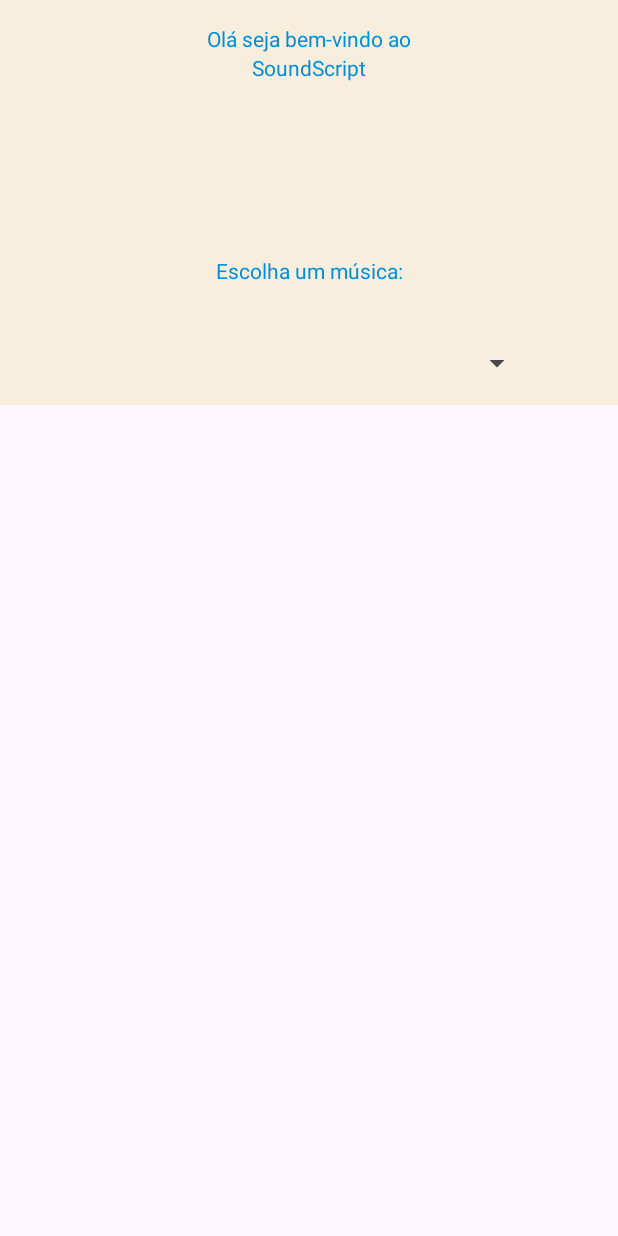
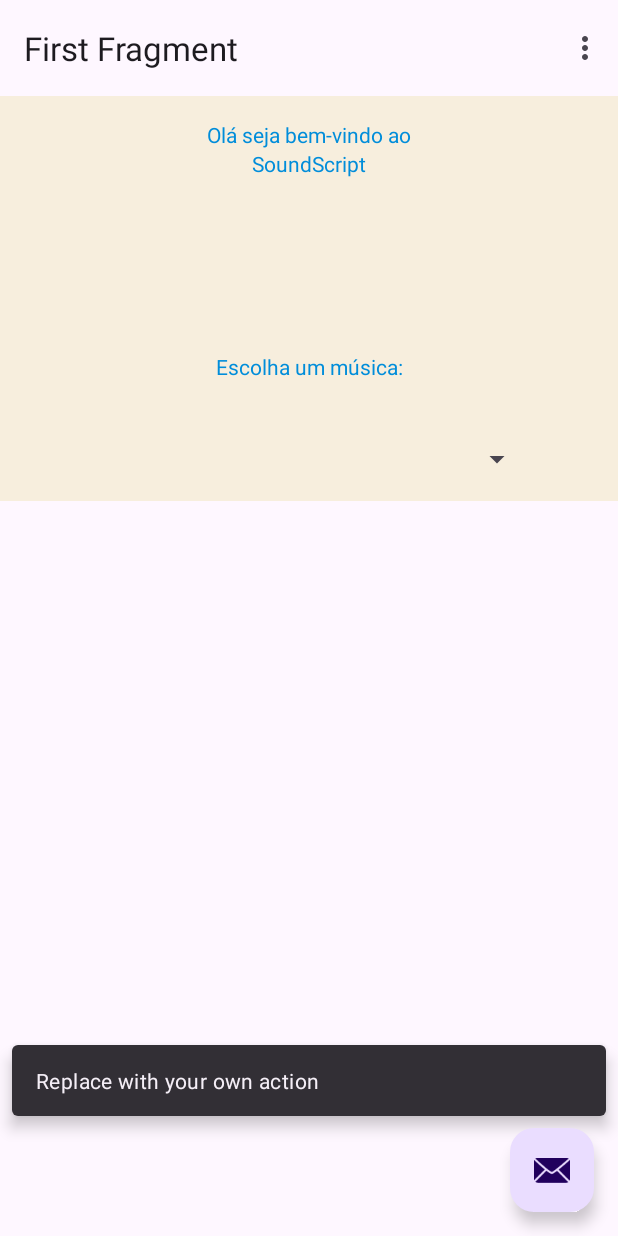
Before and after one commit to Gustavo-Lopez-Flores/SoundScript, an Android app: the screen it shows after launch (MainActivity), after a tap on an icon or button, on a phone screen of 412 x 824 dp. Run offline under Robolectric (Android 15) with nearby library versions, the light colour scheme and no system bars; our stand-ins replace navigation-ui; 1 other tap on this screen came first.

Commit message:
Mudar tema

```diff
--- a/app/src/main/java/com/example/soundscript/MainActivity.java
+++ b/app/src/main/java/com/example/soundscript/MainActivity.java
@@ -1,15 +1,13 @@
 package com.example.soundscript;
 
+import android.content.Intent;
 import android.os.Bundle;
 
+import com.example.soundscript.databinding.ActivityMainBinding;
 import com.google.android.material.snackbar.Snackbar;
-
 import androidx.appcompat.app.AppCompatActivity;
-
 import android.view.View;
-
 import androidx.appcompat.app.AppCompatDelegate;
-import androidx.core.view.WindowCompat;
 import androidx.navigation.NavController;
 import androidx.navigation.Navigation;
 import androidx.navigation.ui.AppBarConfiguration;
@@ -32,25 +30,30 @@
         binding = ActivityMainBinding.inflate(getLayoutInflater());
         setContentView(binding.getRoot());
 
+        setSupportActionBar(binding.toolbar);
+
         NavController navController = Navigation.findNavController(this, R.id.nav_host_fragment_content_main);
-        appBarConfiguration = new AppBarConfiguration.Builder(navController.getGraph()).build();;
+        appBarConfiguration = new AppBarConfiguration.Builder(navController.getGraph()).build();
+        NavigationUI.setupActionBarWithNavController(this, navController, appBarConfiguration);
+
+        binding.fab.setOnClickListener(new View.OnClickListener() {
+            @Override
+            public void onClick(View view) {
+                Snackbar.make(view, "Replace with your own action", Snackbar.LENGTH_LONG)
+                        .setAnchorView(R.id.fab)
+                        .setAction("Action", null).show();
+            }
+        });
     }
-
     @Override
     public boolean onCreateOptionsMenu(Menu menu) {
-        // Inflate the menu; this adds items to the action bar if it is present.
         getMenuInflater().inflate(R.menu.menu_main, menu);
         return true;
     }
-
     @Override
     public boolean onOptionsItemSelected(MenuItem item) {
-        // Handle action bar item clicks here. The action bar will
-        // automatically handle clicks on the Home/Up button, so long
-        // as you specify a parent activity in AndroidManifest.xml.
         int id = item.getItemId();
 
-        //noinspection SimplifiableIfStatement
         if(id==R.id.op_escuro){
             AppCompatDelegate.setDefaultNightMode(AppCompatDelegate.MODE_NIGHT_YES);
             return true;
@@ -58,7 +61,6 @@
             AppCompatDelegate.setDefaultNightMode(AppCompatDelegate.MODE_NIGHT_NO);
             return true;
         }
-
         return super.onOptionsItemSelected(item);
     }
 
--- a/app/src/main/res/layout/activity_main.xml
+++ b/app/src/main/res/layout/activity_main.xml
@@ -7,6 +7,27 @@
     android:fitsSystemWindows="true"
     tools:context=".MainActivity">
 
+    <com.google.android.material.appbar.AppBarLayout
+        android:layout_width="match_parent"
+        android:layout_height="wrap_content"
+        android:fitsSystemWindows="true">
+
+        <com.google.android.material.appbar.MaterialToolbar
+            android:id="@+id/toolbar"
+            android:layout_width="match_parent"
+            android:layout_height="?attr/actionBarSize" />
+
+    </com.google.android.material.appbar.AppBarLayout>
+
     <include layout="@layout/content_main" />
 
+    <com.google.android.material.floatingactionbutton.FloatingActionButton
+        android:id="@+id/fab"
+        android:layout_width="wrap_content"
+        android:layout_height="wrap_content"
+        android:layout_gravity="bottom|end"
+        android:layout_marginEnd="@dimen/fab_margin"
+        android:layout_marginBottom="16dp"
+        app:srcCompat="@android:drawable/ic_dialog_email" />
+
 </androidx.coordinatorlayout.widget.CoordinatorLayout>
--- a/app/src/main/res/layout/content_main.xml
+++ b/app/src/main/res/layout/content_main.xml
@@ -9,13 +9,11 @@
         android:id="@+id/nav_host_fragment_content_main"
         android:name="androidx.navigation.fragment.NavHostFragment"
         android:layout_width="0dp"
-        android:layout_height="match_parent"
+        android:layout_height="0dp"
         app:defaultNavHost="true"
         app:layout_constraintBottom_toBottomOf="parent"
         app:layout_constraintEnd_toEndOf="parent"
-        app:layout_constraintHorizontal_bias="0.0"
         app:layout_constraintStart_toStartOf="parent"
         app:layout_constraintTop_toTopOf="parent"
-        app:layout_constraintVertical_bias="1.0"
         app:navGraph="@navigation/nav_graph" />
 </androidx.constraintlayout.widget.ConstraintLayout>
--- a/app/src/main/res/menu/menu_main.xml
+++ b/app/src/main/res/menu/menu_main.xml
@@ -4,7 +4,7 @@
     tools:context="com.example.soundscript.MainActivity">
     <item
         android:id="@+id/op_conf"
-        android:title="@string/config">
+        android:title="@string/tema">
         <menu>
             <item
                 android:id="@+id/op_escuro"
--- a/app/src/main/res/values/strings.xml
+++ b/app/src/main/res/values/strings.xml
@@ -26,9 +26,9 @@
     <string name="op_artistas">Sobre os artistas</string>
 
     <!-- Menu -->
-    <string name="config">Configurações</string>
-    <string name="escuro">Escuro</string>
-    <string name="claro">Claro</string>
+    <string name="tema">Mudar Tema</string>
+    <string name="escuro">Tema Escuro</string>
+    <string name="claro">Tema Claro</string>
 
     <!-- TODO: Remove or change this placeholder text -->
     <string name="hello_blank_fragment">Hello blank fragment</string>
```
